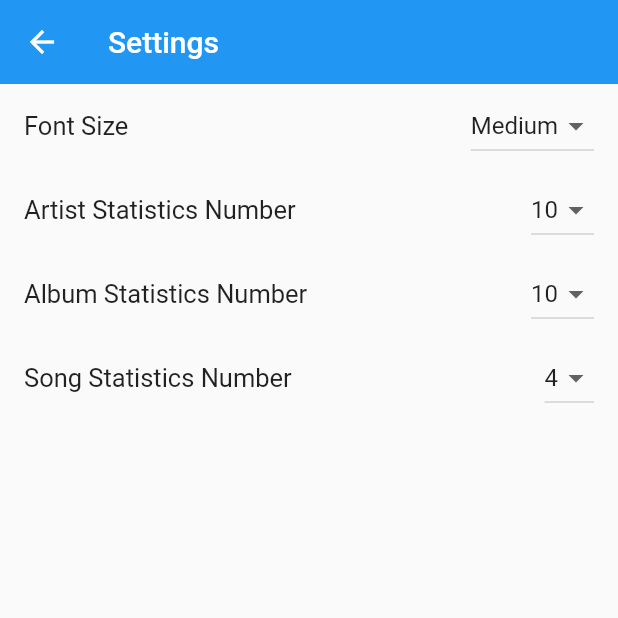
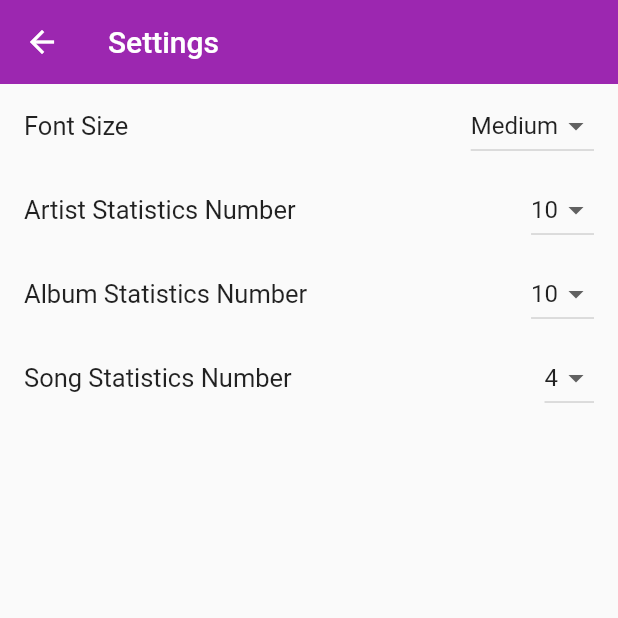
Before and after one commit to iberatkaya/playify_app, a Flutter app: the MenuPage screen opened directly, after a tap on "Settings", on a phone screen of 412 x 824 dp, the top half of it. Run offline on Flutter 3.47's test engine with Material 2 defaults, Android fonts, the light colour scheme and no system bars; our stand-ins replace flutter_redux, font_awesome_flutter, pie_chart, redux, shared_preferences, toast; missing offline and left inert: flutter_statusbarcolor, playify; accounts and stored records are empty.

Commit message:
Edited animations, fixed issue where album cover is null, updated theme primary color

```diff
--- a/lib/components/itemTile.dart
+++ b/lib/components/itemTile.dart
@@ -37,7 +37,7 @@ class ItemTile extends StatelessWidget {
           borderRadius: BorderRadius.circular(4),
         ),
         child: Text(
-          title.substring(0, 2),
+          title.substring(0, 2).toUpperCase(),
           style: TextStyle(fontSize: 18, fontWeight: FontWeight.w600),
         ),
       );
@@ -59,8 +59,9 @@ class ItemTile extends StatelessWidget {
                   title: Text(
                     title,
                     style: TextStyle(
-                        fontWeight: FontWeight.w500,
-                        fontSize: settings.listTileFontSize.toDouble()),
+                      fontWeight: FontWeight.w500,
+                      fontSize: settings.listTileFontSize.toDouble(),
+                    ),
                     overflow: TextOverflow.ellipsis,
                   ),
                   leading: iconBuilder(),
@@ -73,9 +74,8 @@ class ItemTile extends StatelessWidget {
               child: ListTile(
                 title: Text(
                   title,
-                  style: TextStyle(
-                      fontWeight: FontWeight.w500,
-                      fontSize: settings.listTileFontSize.toDouble()),
+                  style:
+                      TextStyle(fontWeight: FontWeight.w500, fontSize: settings.listTileFontSize.toDouble()),
                   overflow: TextOverflow.ellipsis,
                 ),
                 subtitle: Text(subtitle),
--- a/lib/components/profile/recentMusic.dart
+++ b/lib/components/profile/recentMusic.dart
@@ -4,8 +4,7 @@ import 'package:playify/playify.dart';
 class RecentMusicContainer extends StatelessWidget {
   final SongInfo songInfo;
 
-  const RecentMusicContainer({Key key, @required this.songInfo})
-      : super(key: key);
+  const RecentMusicContainer({Key key, @required this.songInfo}) : super(key: key);
 
   @override
   Widget build(BuildContext context) {
@@ -20,7 +19,7 @@ class RecentMusicContainer extends StatelessWidget {
         color: Colors.blue,
         borderRadius: BorderRadius.circular(20),
         image: DecorationImage(
-          image: image.image,
+          image: Image.memory(image).image,
           fit: BoxFit.cover,
         ),
       ),
--- /dev/null
+++ b/lib/constant/animationAmount.dart
@@ -0,0 +1,2 @@
+const double beginAmount = 0.35;
+const double endAmount = 0.65;
--- a/lib/main.dart
+++ b/lib/main.dart
@@ -12,9 +12,11 @@ class PlayifyApp extends StatelessWidget {
       debugShowCheckedModeBanner: false,
       title: 'Playify',
       theme: ThemeData.light().copyWith(
+          primaryColor: Colors.purple,
           dividerTheme: DividerThemeData(color: Colors.black54),
           iconTheme: IconThemeData(color: Colors.black)),
       darkTheme: ThemeData.dark().copyWith(
+        primaryColor: Colors.deepPurple,
         dividerTheme: DividerThemeData(color: Colors.white),
         iconTheme: IconThemeData(color: Colors.white),
       ),
--- a/lib/screens/home.dart
+++ b/lib/screens/home.dart
@@ -1,15 +1,11 @@
 import 'dart:async';
 import 'package:flutter/material.dart';
-import 'package:flutter_statusbarcolor/flutter_statusbarcolor.dart';
 import 'package:playify/playify.dart';
-import 'package:playify_app/classes/settings.dart';
-import 'package:playify_app/redux/music/action.dart';
-import 'package:playify_app/redux/settings/action.dart';
-import 'package:playify_app/redux/store.dart';
+import 'package:playify_app/components/transitionbackground.dart';
+import 'package:playify_app/constant/animationAmount.dart';
 import 'package:playify_app/screens/menu.dart';
 import 'package:playify_app/utilities/animation/backgroundColorFromAlbum.dart';
 import 'package:playify_app/utilities/utils.dart';
-import 'package:shared_preferences/shared_preferences.dart';
 
 class HomeScreen extends StatefulWidget {
   const HomeScreen({Key key}) : super(key: key);
@@ -23,6 +19,8 @@ class _HomeScreenState extends State<HomeScreen> with TickerProviderStateMixin {
   AnimationController _controllerLeft;
   Animation<Offset> _animationOffsetRight;
   Animation<Offset> _animationOffsetLeft;
+  Animation animation; // Fading Animation
+  AnimationController animationController; // Fading Animation Controller
 
   SongInfo currentSong;
 
@@ -36,19 +34,17 @@ class _HomeScreenState extends State<HomeScreen> with TickerProviderStateMixin {
   Timer timer;
 
   double spaceRatioPlayerAndTop = 0.15;
-  double topBarContainerHeightRatio = 0.25;
+  double topBarContainerHeightRatio = 0.1;
 
   @override
   void initState() {
     super.initState();
     setTimer();
+    initAnimation();
 
     //Set the swipe right and left animation controllers. The offset determines how much left or right the animation will go, and the duration determines the speed of the animation
-    _controllerRight =
-        AnimationController(vsync: this, duration: Duration(milliseconds: 100));
-    _animationOffsetRight =
-        Tween<Offset>(begin: Offset(0, 0), end: Offset(0.25, 0))
-            .animate(CurvedAnimation(
+    _controllerRight = AnimationController(vsync: this, duration: Duration(milliseconds: 100));
+    _animationOffsetRight = Tween<Offset>(begin: Offset(0, 0), end: Offset(0.25, 0)).animate(CurvedAnimation(
       parent: _controllerRight,
       curve: Curves.fastOutSlowIn,
     ))
@@ -57,11 +53,8 @@ class _HomeScreenState extends State<HomeScreen> with TickerProviderStateMixin {
           _controllerRight.reverse();
         }
       });
-    _controllerLeft =
-        AnimationController(vsync: this, duration: Duration(milliseconds: 100));
-    _animationOffsetLeft =
-        Tween<Offset>(begin: Offset(0, 0), end: Offset(-0.25, 0))
-            .animate(CurvedAnimation(
+    _controllerLeft = AnimationController(vsync: this, duration: Duration(milliseconds: 100));
+    _animationOffsetLeft = Tween<Offset>(begin: Offset(0, 0), end: Offset(-0.25, 0)).animate(CurvedAnimation(
       parent: _controllerLeft,
       curve: Curves.fastOutSlowIn,
     ))
@@ -88,17 +81,32 @@ class _HomeScreenState extends State<HomeScreen> with TickerProviderStateMixin {
     }
   }
 
+  ///Create an animation for the background
+  void initAnimation() {
+    animationController = AnimationController(
+      vsync: this,
+      duration: Duration(
+        seconds: 2,
+      ),
+    )..repeat(reverse: true);
+
+    animation = Tween(
+      begin: beginAmount,
+      end: endAmount,
+    ).animate(animationController);
+  }
+
   void setTimer() {
     setState(() {
       //The event loop where the song and the playback time is checked
-      timer = Timer.periodic(Duration(milliseconds: 500), (timer) async {
+      timer = Timer.periodic(Duration(milliseconds: 350), (timer) async {
         try {
           //Don't check if the user is changing the time via the slider
           if (changing) return;
-          await isPlaying();
+          var isplaying = await isPlaying();
           await fetchCurrentSong();
           Playify myplayify = Playify();
-          if (playing == true && !changing) {
+          if (isplaying == true && !changing) {
             var res = await myplayify.getPlaybackTime();
             setState(() {
               currentTime = res.truncate();
@@ -133,17 +141,19 @@ class _HomeScreenState extends State<HomeScreen> with TickerProviderStateMixin {
   }
 
   //Fetch if there is a song currently playing
-  Future<void> isPlaying() async {
+  Future<bool> isPlaying() async {
     try {
       var res = await playify.isPlaying();
       setState(() {
         playing = res;
       });
+      return res;
     } catch (e) {
       print(e);
       setState(() {
         playing = false;
       });
+      return false;
     }
   }
 
@@ -152,68 +162,53 @@ class _HomeScreenState extends State<HomeScreen> with TickerProviderStateMixin {
     final _width = MediaQuery.of(context).size.width;
     final _height = MediaQuery.of(context).size.height;
 
-
-
     return Container(
-      child: SingleChildScrollView(
       child: Stack(
         children: [
+          TransitionBackground(
+            opacity: animation,
+            color1: Colors.indigo[400],
+            color2: Colors.deepPurple[400],
+          ),
+
           /// Top Container
           Container(
             height: _height * topBarContainerHeightRatio,
             decoration: BoxDecoration(
-                  color:
-                      ThemeData().primaryColor, // The color should be checked!
+              color: Theme.of(context).primaryColor, // The color should be checked!
               borderRadius: BorderRadius.only(
                 bottomLeft: Radius.circular(25),
                 bottomRight: Radius.circular(25),
               ),
               boxShadow: [
                 BoxShadow(
-                      offset: Offset(0, 8),
+                  offset: Offset(0, 3),
                   blurRadius: 3,
-                      color: Colors.black38,
+                  color: Colors.black26,
                 ),
-                  ]),
+              ],
             ),
-
-            /// App Name Could be here
-            Container(
-              alignment: Alignment.center,
-              padding: const EdgeInsets.only(top: 35),
-              child: Text(
+            child: Row(
+              mainAxisAlignment: MainAxisAlignment.center,
+              children: [
+                Text(
                   "Playify",
-                textScaleFactor: 2.5,
+                  textScaleFactor: 1.5,
                   textAlign: TextAlign.center,
                   style: TextStyle(
                     color: Colors.grey.shade100,
-                  shadows: [
-                    Shadow(
-                      offset: Offset(5, 8),
-                      blurRadius: 5,
-                      color: Colors.black45,
-                    ),
-                    Shadow(
-                      offset: Offset(6, 8),
-                      blurRadius: 5,
-                      color: Colors.black26,
-                    )
-                  ],
                     fontWeight: FontWeight.w700,
                   ),
                 ),
+              ],
+            ),
           ),
 
-            /// Player
-            Column(
-              crossAxisAlignment: CrossAxisAlignment.center,
+          Container(
+            padding: EdgeInsets.only(top: (_height * topBarContainerHeightRatio + 20)),
+            child: Column(
               children: <Widget>[
-                /// Space between Top & Player
-                SizedBox(
-                  height: _height * spaceRatioPlayerAndTop,
-                ),
                 Container(
-                  padding: EdgeInsets.symmetric(vertical: 4),
                   child: Column(
                     children: [
                       if (currentSong != null)
@@ -225,8 +220,8 @@ class _HomeScreenState extends State<HomeScreen> with TickerProviderStateMixin {
                               position: _animationOffsetRight,
                               child: GestureDetector(
                                 onTap: () {
-                                  Navigator.of(context).push(MaterialPageRoute(
-                                      builder: (context) => MenuPage()));
+                                  Navigator.of(context)
+                                      .push(MaterialPageRoute(builder: (context) => MenuPage()));
                                 },
                                 onLongPress: () async {
                                   await showDialog(
@@ -240,14 +235,11 @@ class _HomeScreenState extends State<HomeScreen> with TickerProviderStateMixin {
                                                 },
                                                 child: Text("OK"))
                                           ],
-                                          shape: RoundedRectangleBorder(
-                                              borderRadius:
-                                                  BorderRadius.circular(12)),
+                                          shape:
+                                              RoundedRectangleBorder(borderRadius: BorderRadius.circular(12)),
                                           backgroundColor: Colors.white,
                                           titleTextStyle: TextStyle(
-                                              fontWeight: FontWeight.w400,
-                                              fontSize: 16,
-                                              color: Colors.black),
+                                              fontWeight: FontWeight.w400, fontSize: 16, color: Colors.black),
                                           title: Container(
                                             child: Text(
                                               currentSong.song.title,
@@ -255,14 +247,11 @@ class _HomeScreenState extends State<HomeScreen> with TickerProviderStateMixin {
                                             ),
                                           ),
                                           content: Column(
-                                            crossAxisAlignment:
-                                                CrossAxisAlignment.start,
+                                            crossAxisAlignment: CrossAxisAlignment.start,
                                             mainAxisSize: MainAxisSize.min,
                                             children: [
-                                              Text("Album: " +
-                                                  currentSong.album.title),
-                                              Text("Artist: " +
-                                                  currentSong.artist.name),
+                                              Text("Album: " + currentSong.album.title),
+                                              Text("Artist: " + currentSong.artist.name),
                                             ],
                                           ),
                                         );
@@ -280,8 +269,7 @@ class _HomeScreenState extends State<HomeScreen> with TickerProviderStateMixin {
                                       setState(() {
                                         currentTime = 0;
                                       });
-                                    } else if (details.primaryVelocity <
-                                        -sensitivity) {
+                                    } else if (details.primaryVelocity < -sensitivity) {
                                       _controllerLeft.forward();
                                       await playify.next();
                                       setState(() {
@@ -304,13 +292,10 @@ class _HomeScreenState extends State<HomeScreen> with TickerProviderStateMixin {
                                         color: Colors.grey[400],
                                         shape: BoxShape.rectangle,
                                         image: DecorationImage(
-                                            image: currentSong
-                                                .album.coverArt.image),
+                                            image: Image.memory(currentSong.album.coverArt).image),
                                         borderRadius: BorderRadius.circular(8)),
-                                    height: MediaQuery.of(context).size.height *
-                                        0.5,
-                                    width: MediaQuery.of(context).size.height *
-                                        0.5,
+                                    height: MediaQuery.of(context).size.height * 0.5,
+                                    width: MediaQuery.of(context).size.height * 0.5,
                                   ),
                                   Positioned(
                                       left: 10,
@@ -318,19 +303,12 @@ class _HomeScreenState extends State<HomeScreen> with TickerProviderStateMixin {
                                       child: Container(
                                         padding: EdgeInsets.all(4),
                                         color: themeModeColor(
-                                            MediaQuery.of(context)
-                                                .platformBrightness,
-                                            Colors.black),
+                                            MediaQuery.of(context).platformBrightness, Colors.black),
                                         child: Text(
-                                            currentSong != null
-                                                ? substring(
-                                                    currentSong.song.title, 25)
-                                                : "",
+                                            currentSong != null ? substring(currentSong.song.title, 25) : "",
                                             style: TextStyle(
                                                 color: themeModeColor(
-                                                    MediaQuery.of(context)
-                                                        .platformBrightness,
-                                                    Colors.white),
+                                                    MediaQuery.of(context).platformBrightness, Colors.white),
                                                 fontWeight: FontWeight.w700,
                                                 fontSize: 18)),
                                       )),
@@ -340,31 +318,20 @@ class _HomeScreenState extends State<HomeScreen> with TickerProviderStateMixin {
                                     child: Container(
                                       padding: EdgeInsets.all(4),
                                       color: themeModeColor(
-                                          MediaQuery.of(context)
-                                              .platformBrightness,
-                                          Colors.black),
+                                          MediaQuery.of(context).platformBrightness, Colors.black),
                                       child: Column(
                                         children: [
                                           Text(
                                               currentSong != null
-                                                  ? substring(
-                                                          currentSong
-                                                              .album.title,
-                                                          25) +
+                                                  ? substring(currentSong.album.title, 25) +
                                                       " - " +
-                                                      substring(
-                                                          currentSong
-                                                              .artist.name,
-                                                          25)
+                                                      substring(currentSong.artist.name, 25)
                                                   : "",
-                                              style:
-                                                  TextStyle(
+                                              style: TextStyle(
                                                   color: themeModeColor(
-                                                          MediaQuery.of(context)
-                                                              .platformBrightness,
+                                                      MediaQuery.of(context).platformBrightness,
                                                       Colors.white),
-                                                      fontWeight:
-                                                          FontWeight.w500,
+                                                  fontWeight: FontWeight.w500,
                                                   fontSize: 12)),
                                         ],
                                       ),
@@ -377,9 +344,8 @@ class _HomeScreenState extends State<HomeScreen> with TickerProviderStateMixin {
                         )
                       else
                         Container(
-                          decoration: BoxDecoration(
-                              color: Colors.grey[400],
-                              borderRadius: BorderRadius.circular(8)),
+                          decoration:
+                              BoxDecoration(color: Colors.grey[400], borderRadius: BorderRadius.circular(8)),
                           height: MediaQuery.of(context).size.height * 0.4,
                           width: MediaQuery.of(context).size.width * 0.95,
                         )
@@ -394,20 +360,15 @@ class _HomeScreenState extends State<HomeScreen> with TickerProviderStateMixin {
                         Expanded(
                           flex: 2,
                           child: Container(
-                              alignment: Alignment.center,
-                              child: Text(formatSongTime(currentTime))),
+                              alignment: Alignment.center, child: Text(formatSongTime(currentTime))),
                         ),
                         Expanded(
                           flex: 8,
                           child: Slider(
-                            divisions: currentSong != null
-                                ? currentSong.song.duration.toInt()
-                                : 100,
+                            divisions: currentSong != null ? currentSong.song.duration.toInt() : 100,
                             value: currentTime.toDouble(),
                             min: 0,
-                            max: currentSong != null
-                                ? currentSong.song.duration
-                                : 99,
+                            max: currentSong != null ? currentSong.song.duration : 99,
                             onChangeStart: (val) {
                               setState(() {
                                 //While changing, cancel the timer so that the time doesn't jump while or right after changing the time
@@ -441,8 +402,7 @@ class _HomeScreenState extends State<HomeScreen> with TickerProviderStateMixin {
                           child: Container(
                               alignment: Alignment.center,
                               child: Text(currentSong != null
-                                  ? formatSongTime(
-                                      currentSong.song.duration.truncate())
+                                  ? formatSongTime(currentSong.song.duration.truncate())
                                   : "00:00")),
                         ),
                       ],
@@ -474,9 +434,7 @@ class _HomeScreenState extends State<HomeScreen> with TickerProviderStateMixin {
                             child: Container(
                                 decoration: BoxDecoration(
                                     color: themeModeColor(
-                                        MediaQuery.of(context)
-                                            .platformBrightness,
-                                        Colors.blue[100]),
+                                        MediaQuery.of(context).platformBrightness, Colors.blue[100]),
                                     shape: BoxShape.circle),
                                 padding: EdgeInsets.fromLTRB(12, 16, 16, 16),
                                 child: Icon(
@@ -514,13 +472,10 @@ class _HomeScreenState extends State<HomeScreen> with TickerProviderStateMixin {
                             child: Container(
                                 decoration: BoxDecoration(
                                     color: themeModeColor(
-                                        MediaQuery.of(context)
-                                            .platformBrightness,
-                                        Colors.blue[100]),
+                                        MediaQuery.of(context).platformBrightness, Colors.blue[100]),
                                     shape: BoxShape.circle),
                                 padding: EdgeInsets.all(16),
-                                child: Icon(
-                                    !playing ? Icons.play_arrow : Icons.pause)),
+                                child: Icon(!playing ? Icons.play_arrow : Icons.pause)),
                           ),
                         ),
                       ),
@@ -546,9 +501,7 @@ class _HomeScreenState extends State<HomeScreen> with TickerProviderStateMixin {
                             child: Container(
                                 decoration: BoxDecoration(
                                     color: themeModeColor(
-                                        MediaQuery.of(context)
-                                            .platformBrightness,
-                                        Colors.blue[100]),
+                                        MediaQuery.of(context).platformBrightness, Colors.blue[100]),
                                     shape: BoxShape.circle),
                                 padding: EdgeInsets.fromLTRB(16, 16, 12, 16),
                                 child: Icon(Icons.arrow_forward_ios)),
@@ -560,8 +513,8 @@ class _HomeScreenState extends State<HomeScreen> with TickerProviderStateMixin {
                 )
               ],
             ),
+          ),
         ],
-        ),
       ),
     );
   }
--- a/pubspec.yaml
+++ b/pubspec.yaml
@@ -25,7 +25,7 @@ dependencies:
     sdk: flutter
   shared_preferences: ^0.5.8
   toast: ^0.1.5
-  playify: ^1.0.0+2
+  playify: ^1.1.0+1
   font_awesome_flutter: ^8.8.1
   flutter_redux: ^0.6.0
   redux: ^4.0.0+3
```
Also changed, not shown: lib/MainApp.dart (+6 -8 lines), lib/components/transitionbackground.dart (added, +43 -0 lines), lib/screens/list.dart (+12 -8 lines), lib/screens/profile.dart (+28 -48 lines), lib/screens/statistics.dart (+39 -4 lines), pubspec.lock, 4 other files. Lines whose indentation alone changed are shown as unchanged.
